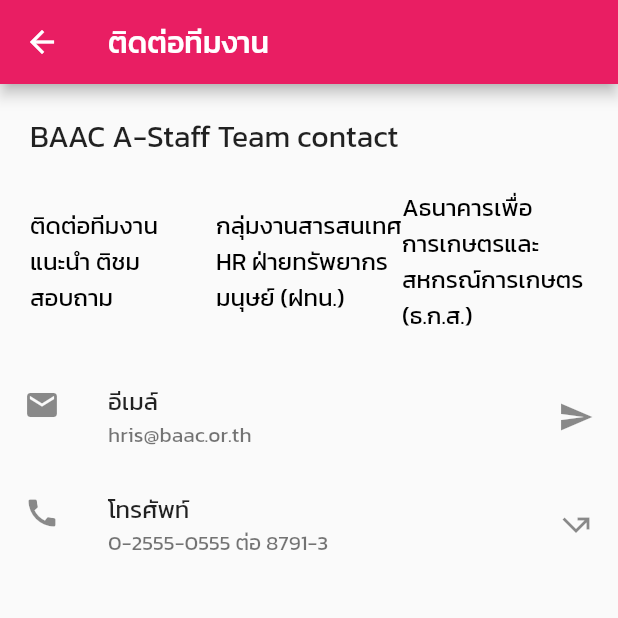
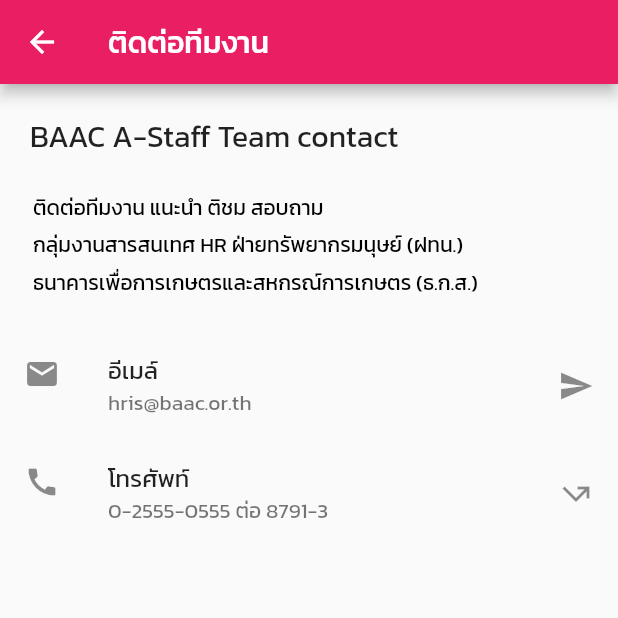
Before and after one commit to masterUNG/Astaffs, a Flutter app: the ContactusScreen screen opened by its route, on a phone screen of 412 x 824 dp, the top half of it. Run offline on Flutter 3.47's test engine with Material 2 defaults, Android fonts, the phone set to English and light mode, and no system bars; our stand-ins replace cached_network_image, connectivity, dio, expandable, firebase_storage, geolocator and 11 more; missing offline and left inert: barcode_scan, get_mac, imei_plugin, otp_screen, smart_select; accounts and stored records are empty.

```diff
--- a/lib/screens/contactus/contactus_screen.dart
+++ b/lib/screens/contactus/contactus_screen.dart
@@ -26,24 +26,45 @@ class _ContactusScreenState extends State<ContactusScreen> {
           ),
           Padding(
             padding: const EdgeInsets.only(left: 20.0, right: 20.0, bottom: 20.0),
+            child: Column(
+              children: [
+                Padding(
+                  padding: const EdgeInsets.all(2.0),
                   child: Row(
                     children: [
                       Expanded(
                         child: Text(
                           'ติดต่อทีมงาน แนะนำ ติชม สอบถาม',
-                    style: Theme.of(context).textTheme.smallBlack,
+                          style: Theme.of(context).textTheme.smallerBlack,
                         ),
                       ),
+                    ],
+                  ),
+                ),
+                Padding(
+                  padding: const EdgeInsets.all(2.0),
+                  child: Row(
+                    children: [
                       Expanded(
                         child: Text(
                           'กลุ่มงานสารสนเทศ HR ฝ่ายทรัพยากรมนุษย์ (ฝทน.)',
-                    style: Theme.of(context).textTheme.smallBlack,
+                          style: Theme.of(context).textTheme.smallerBlack,
                         ),
                       ),
+                    ],
+                  ),
+                ),
+                Padding(
+                  padding: const EdgeInsets.all(2.0),
+                  child: Row(
+                    children: [
                       Expanded(
                         child: Text(
-                    'Aธนาคารเพื่อการเกษตรและสหกรณ์การเกษตร (ธ.ก.ส.)',
-                    style: Theme.of(context).textTheme.smallBlack,
+                          'ธนาคารเพื่อการเกษตรและสหกรณ์การเกษตร (ธ.ก.ส.)',
+                          style: Theme.of(context).textTheme.smallerBlack,
+                        ),
+                      ),
+                    ],
                   ),
                 ),
               ],
```
Also changed, not shown: lib/screens/changepassword/changepassword_screen.dart (+61 -24 lines). Lines whose indentation alone changed are shown as unchanged.
